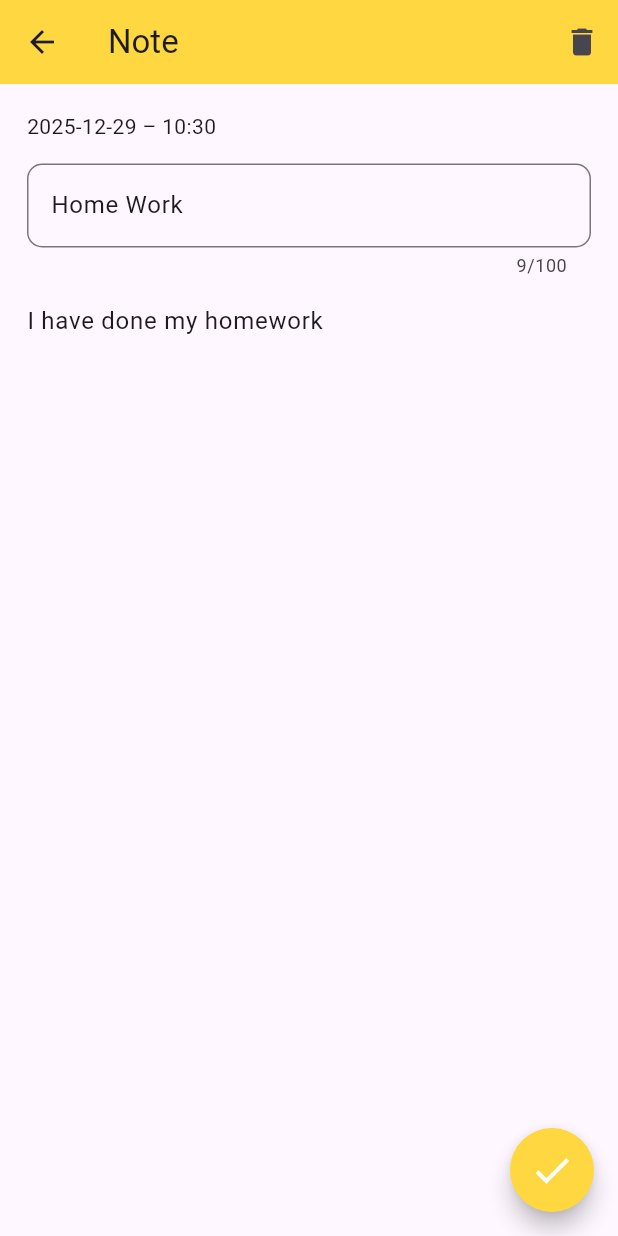
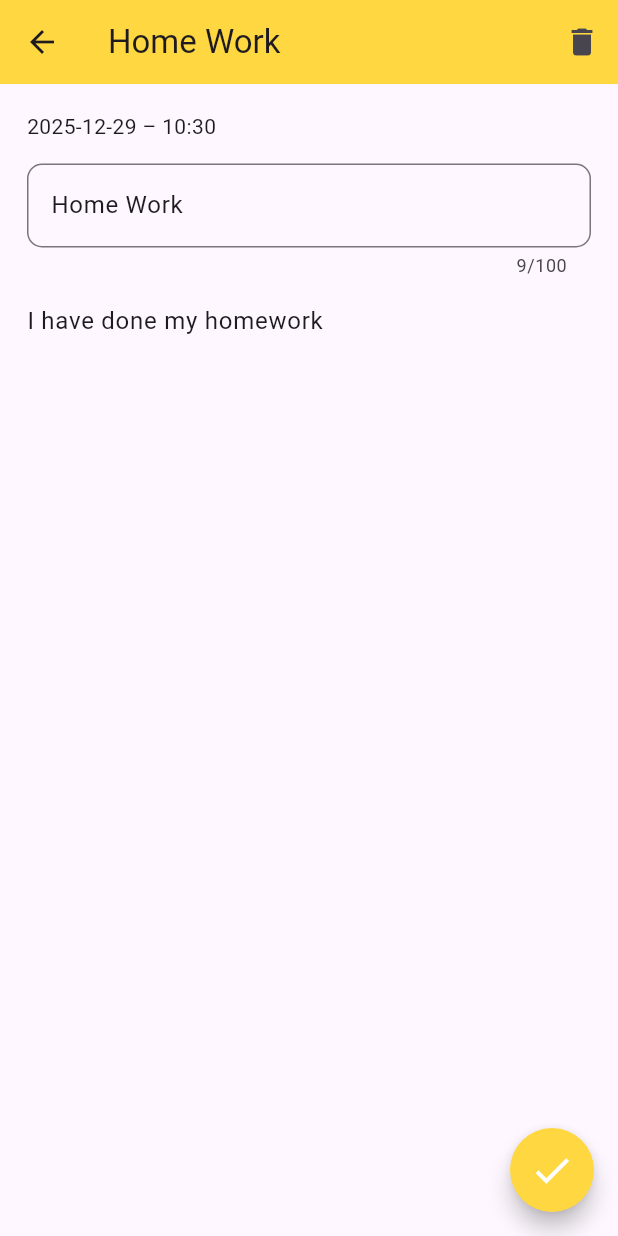
Before and after one commit to Guruprasad-C/ThoughtBox, a Flutter app: the NoteView screen opened directly with sample values from the repository, on a phone screen of 412 x 824 dp. Run offline on Flutter 3.47's test engine with Material 3 defaults, Android fonts, the phone set to English and light mode, and no system bars.

Commit message:
Update note title display and adjust text overflow handling

```diff
--- a/lib/widgets/note_view.dart
+++ b/lib/widgets/note_view.dart
@@ -38,7 +38,11 @@ class _NoteViewState extends State<NoteView> {
     return Consumer<NotesProvider>(
       builder: (context, value, child) => Scaffold(
         appBar: AppBar(
-          title: Text('Note'),
+          title: Text(
+            widget.note.title,
+            maxLines: 1,
+            overflow: TextOverflow.ellipsis,
+          ),
           backgroundColor: Colors.amberAccent,
           actions: [
             IconButton(
--- a/lib/widgets/notes_list/notes_item.dart
+++ b/lib/widgets/notes_list/notes_item.dart
@@ -37,6 +37,8 @@ class _NotesItemState extends State<NotesItem> {
                   fontWeight: FontWeight.bold,
                   color: Colors.black,
                 ),
+                maxLines: 1,
+                overflow: TextOverflow.ellipsis,
               ),
               SizedBox(height: 5),
               Row(
```
Also changed, not shown: pubspec.lock.
